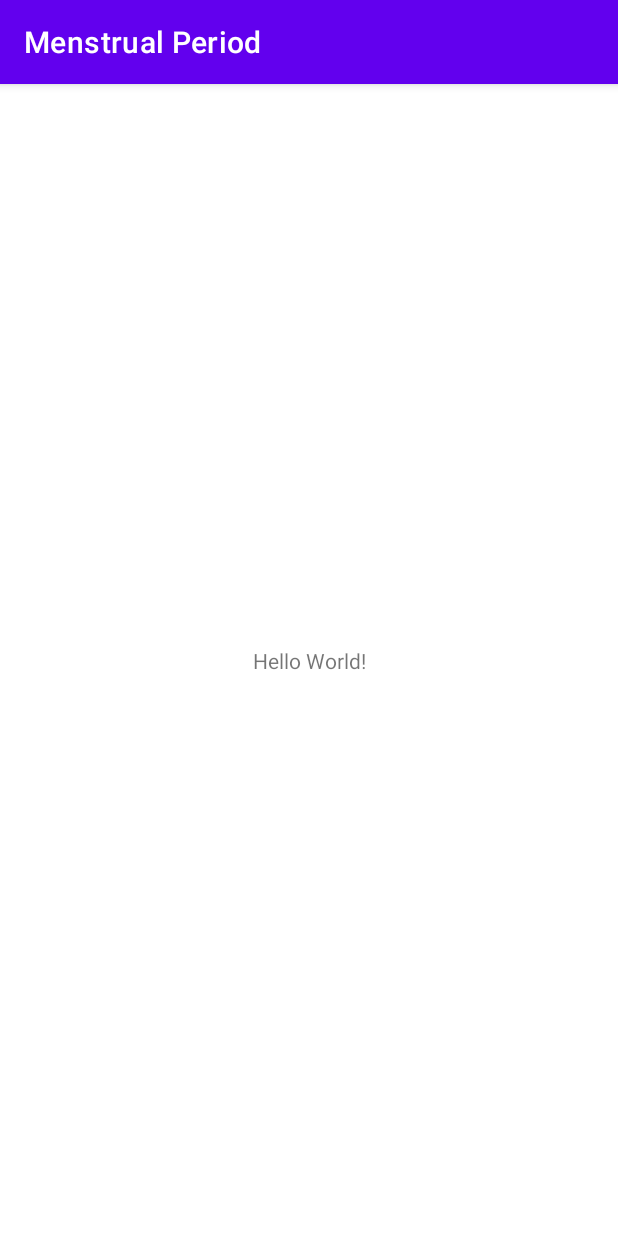
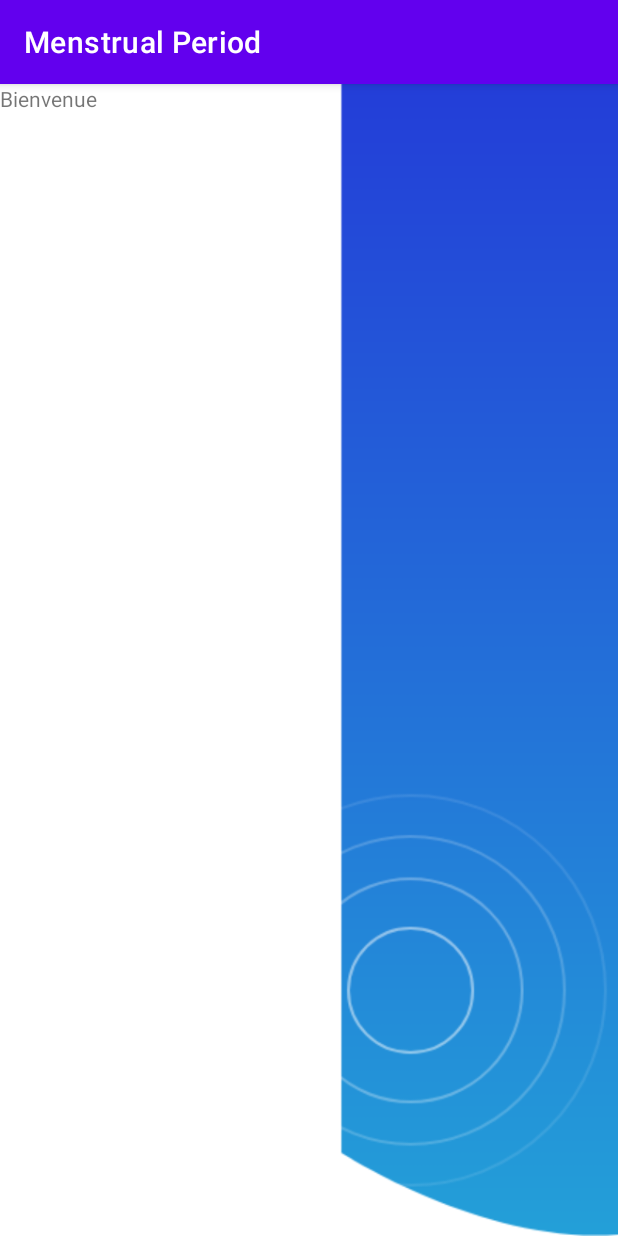
Before and after one commit to Dllite/Gl2_MenstrualPeriod_4, an Android app: the screen it shows after launch (MainActivity), on a phone screen of 412 x 824 dp. Run offline under Robolectric (Android 15) with nearby library versions, the phone set to English and light mode, and no system bars.

Commit message:
Debut du design de la page d'acceuil

```diff
--- a/app/src/main/res/layout/activity_main.xml
+++ b/app/src/main/res/layout/activity_main.xml
@@ -1,18 +1,35 @@
 <?xml version="1.0" encoding="utf-8"?>
-<androidx.constraintlayout.widget.ConstraintLayout xmlns:android="http://schemas.android.com/apk/res/android"
+<LinearLayout xmlns:android="http://schemas.android.com/apk/res/android"
     xmlns:app="http://schemas.android.com/apk/res-auto"
     xmlns:tools="http://schemas.android.com/tools"
     android:layout_width="match_parent"
     android:layout_height="match_parent"
     tools:context=".MainActivity">
 
+
     <TextView
         android:layout_width="wrap_content"
         android:layout_height="wrap_content"
-        android:text="Hello World!"
-        app:layout_constraintBottom_toBottomOf="parent"
+        android:text="Bienvenue"
+        />
+
+    <ImageView
+        android:id="@+id/bgapp"
+        android:layout_width="580dp"
+        android:layout_height="match_parent"
+        android:src="@drawable/bgapp"
         app:layout_constraintEnd_toEndOf="parent"
+        app:layout_constraintHorizontal_bias="0.923"
         app:layout_constraintStart_toStartOf="parent"
-        app:layout_constraintTop_toTopOf="parent" />
+        app:layout_constraintTop_toTopOr="parent"
+        app:layout_scaleType="fitXY" />
 
-</androidx.constraintlayout.widget.ConstraintLayout>
+    <ImageView
+        android:id="@+id/imageView"
+        android:layout_width="wrap_content"
+        android:layout_height="wrap_content"
+        android:layout_weight="1"
+        app:srcCompat="@drawable/bgapp" />
+
+
+</LinearLayout>
```
Also changed, not shown: app/src/main/res/drawable/bellcon.png (added), app/src/main/res/drawable/bgapp.png (added), app/src/main/res/drawable/biton.png (added), app/src/main/res/drawable/bookcon.png (added), app/src/main/res/drawable/bugcon.png (added), app/src/main/res/drawable/clover.png (added).
